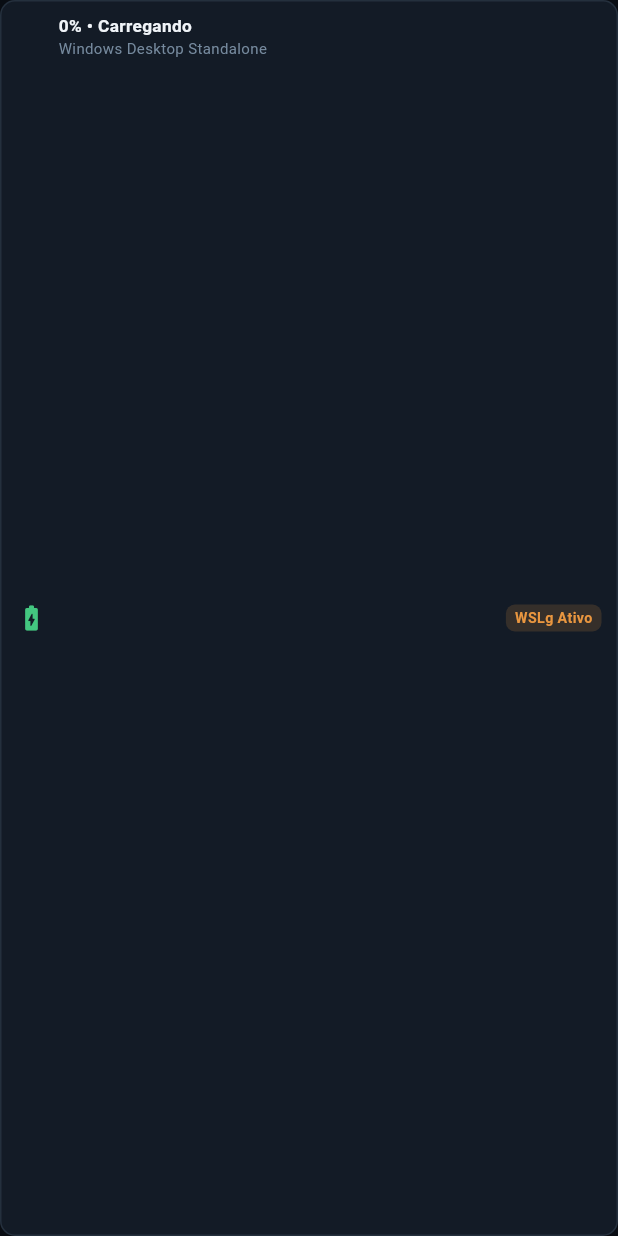
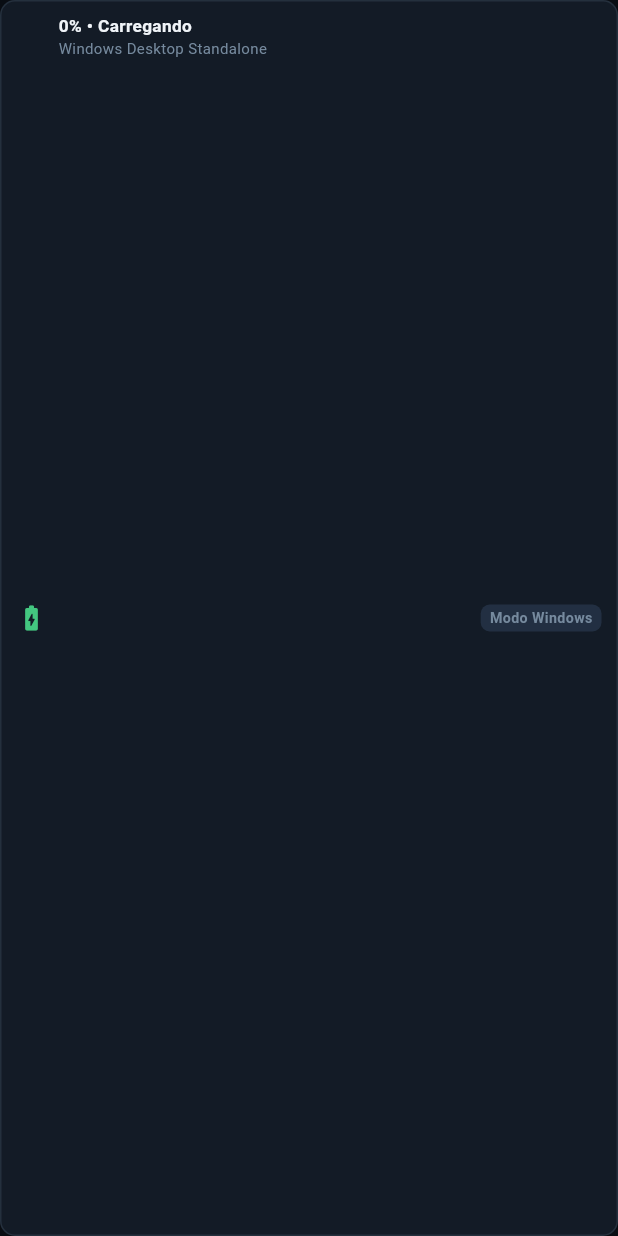
Before and after one commit to denevieirazz/kali-web, a Flutter app: the QuickSystemSummary widget shown alone on an empty page, opened directly with empty values, on a phone screen of 412 x 824 dp. Run offline on Flutter 3.47's test engine with Material 3 defaults, Android fonts, the phone set to English and light mode, and no system bars; Roboto replaces fonts that are missing (Segoe UI).

Commit message:
fix(wsl): reflect lazy WSL state in quick settings

```diff
--- a/desktop/CloudOS.FlutterShell/lib/features/quick_settings/presentation/widgets/quick_system_summary.dart
+++ b/desktop/CloudOS.FlutterShell/lib/features/quick_settings/presentation/widgets/quick_system_summary.dart
@@ -10,6 +10,11 @@ class QuickSystemSummary extends StatelessWidget {
 
   @override
   Widget build(BuildContext context) {
+    final wslReady = snapshot.wslAvailable && snapshot.distros.isNotEmpty;
+    final linuxSummary = wslReady
+        ? 'WSL2 sob demanda • ${snapshot.distros.join(', ')}'
+        : 'Windows Desktop Standalone';
+
     return Container(
       padding: const EdgeInsets.symmetric(horizontal: 10, vertical: 8),
       decoration: BoxDecoration(
@@ -38,9 +43,9 @@ class QuickSystemSummary extends StatelessWidget {
                   ),
                 ),
                 Text(
-                  snapshot.wslAvailable
-                      ? 'WSL2: ${snapshot.distros.join(', ')}'
-                      : 'Windows Desktop Standalone',
+                  linuxSummary,
+                  maxLines: 1,
+                  overflow: TextOverflow.ellipsis,
                   style: const TextStyle(
                     color: CloudOSColors.caption,
                     fontSize: 10,
@@ -52,13 +57,17 @@ class QuickSystemSummary extends StatelessWidget {
           Container(
             padding: const EdgeInsets.symmetric(horizontal: 6, vertical: 2),
             decoration: BoxDecoration(
-              color: CloudOSColors.linuxSoft,
+              color: wslReady
+                  ? CloudOSColors.linuxSoft
+                  : CloudOSColors.elevated,
               borderRadius: BorderRadius.circular(6),
             ),
-            child: const Text(
-              'WSLg Ativo',
+            child: Text(
+              wslReady ? 'WSL2 Pronto' : 'Modo Windows',
               style: TextStyle(
-                color: CloudOSColors.linux,
+                color: wslReady
+                    ? CloudOSColors.linux
+                    : CloudOSColors.caption,
                 fontSize: 9.5,
                 fontWeight: FontWeight.w700,
               ),
```
